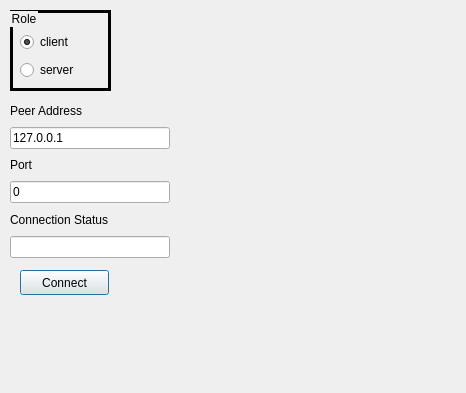
This is src/connection-window.ui in getonout/byte-messenger as Qt 5 draws it before an edit. The edited form follows.
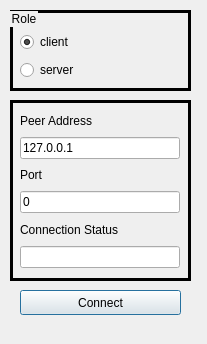
This is the edited form.

Commit message: Updated .ui files to adjust button sizes.  Updated pre-built executables.

What changed in the file:
```diff
--- a/src/connection-window.ui
+++ b/src/connection-window.ui
@@ -6,8 +6,8 @@
    <rect>
     <x>0</x>
     <y>0</y>
-    <width>466</width>
-    <height>393</height>
+    <width>207</width>
+    <height>344</height>
    </rect>
   </property>
   <property name="windowTitle">
@@ -18,7 +18,7 @@
     <rect>
      <x>10</x>
      <y>10</y>
-     <width>101</width>
+     <width>181</width>
      <height>81</height>
     </rect>
    </property>
@@ -36,7 +36,7 @@
      <rect>
       <x>10</x>
       <y>20</y>
-      <width>81</width>
+      <width>161</width>
       <height>54</height>
      </rect>
     </property>
@@ -61,11 +61,45 @@
     </layout>
    </widget>
   </widget>
-  <widget class="QWidget" name="verticalLayoutWidget_2">
+  <widget class="QPushButton" name="startButton">
+   <property name="geometry">
+    <rect>
+     <x>20</x>
+     <y>290</y>
+     <width>161</width>
+     <height>25</height>
+    </rect>
+   </property>
+   <property name="text">
+    <string>Connect</string>
+   </property>
+   <property name="checkable">
+    <bool>true</bool>
+   </property>
+  </widget>
+  <widget class="QGroupBox" name="groupBox_2">
    <property name="geometry">
     <rect>
      <x>10</x>
      <y>100</y>
+     <width>181</width>
+     <height>181</height>
+    </rect>
+   </property>
+   <property name="styleSheet">
+    <string notr="true">QGroupBox
+{
+ border : 3px solid black;
+}</string>
+   </property>
+   <property name="title">
+    <string/>
+   </property>
+   <widget class="QWidget" name="verticalLayoutWidget_2">
+    <property name="geometry">
+     <rect>
+      <x>10</x>
+      <y>10</y>
      <width>160</width>
      <height>158</height>
     </rect>
@@ -118,21 +152,6 @@
     </item>
    </layout>
   </widget>
-  <widget class="QPushButton" name="startButton">
-   <property name="geometry">
-    <rect>
-     <x>20</x>
-     <y>270</y>
-     <width>89</width>
-     <height>25</height>
-    </rect>
-   </property>
-   <property name="text">
-    <string>Connect</string>
-   </property>
-   <property name="checkable">
-    <bool>true</bool>
-   </property>
   </widget>
  </widget>
  <resources/>
```
Lines whose indentation alone changed are shown as unchanged. The commit also changes 6 other files.
